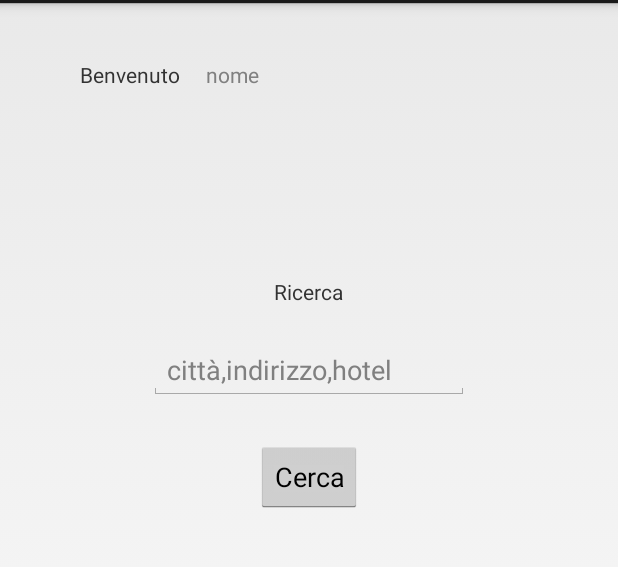
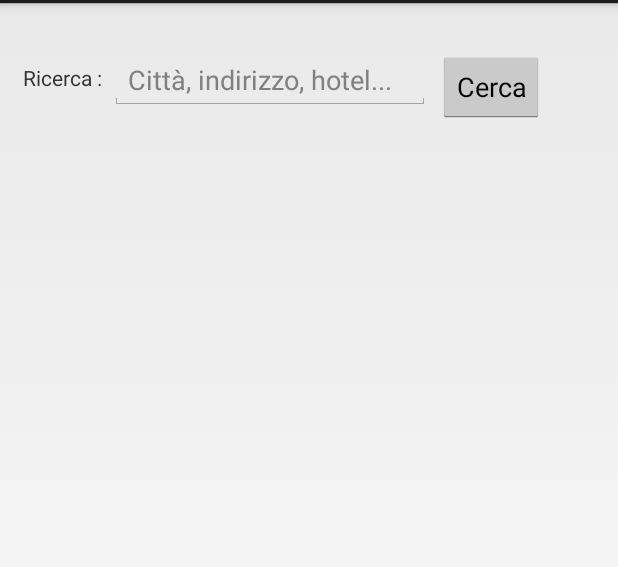
Before and after one commit to Mik95/ProgettoViaggi, an Android app: the Research screen opened directly, with no data from a screen before it, on a phone screen of 412 x 824 dp, the part 69-636 px from its top. Run offline under Robolectric (Android 15) with nearby library versions, the phone set to English and light mode, and no system bars; 3 statements that could not run were skipped.

Commit message:
progetto completo, da sistemare interrogazione delle strutture filtrato per città

```diff
--- a/Progetto/app/src/main/AndroidManifest.xml
+++ b/Progetto/app/src/main/AndroidManifest.xml
@@ -17,7 +17,8 @@
             </intent-filter>
         </activity>
         <activity android:name=".Research" />
-        <activity android:name=".Registration"></activity>
+        <activity android:name=".Registration" />
+        <activity android:name=".Pianificazione"></activity>
     </application>
 
 </manifest>
--- a/Progetto/app/src/main/java/applicazione/progetto/travelplan/MainActivity.java
+++ b/Progetto/app/src/main/java/applicazione/progetto/travelplan/MainActivity.java
@@ -50,7 +50,7 @@ public class MainActivity extends Activity {
                 }
                 else
                 {
-                    Intent i = new Intent(MainActivity.this,Research.class);
+                    Intent i = new Intent(MainActivity.this,Pianificazione.class);
                     String username = eU.getText().toString();
                     i.putExtra("Username",username);
                     startActivity(i);
--- a/Progetto/app/src/main/res/layout/activity_research.xml
+++ b/Progetto/app/src/main/res/layout/activity_research.xml
@@ -7,50 +7,39 @@
     tools:context="applicazione.progetto.travelplan.Research">
 
     <TextView
-        android:id="@+id/textView3"
-        android:layout_width="wrap_content"
-        android:layout_height="wrap_content"
-        android:layout_alignParentStart="true"
-        android:layout_alignParentTop="true"
-        android:layout_marginStart="53dp"
-        android:layout_marginTop="38dp"
-        android:text="Benvenuto" />
-
-    <TextView
-        android:id="@+id/tvnome"
-        android:layout_width="wrap_content"
-        android:layout_height="wrap_content"
-        android:layout_alignTop="@+id/textView3"
-        android:layout_marginStart="17dp"
-        android:layout_toEndOf="@+id/textView3"
-        android:hint="nome" />
-
-    <TextView
         android:id="@+id/textView5"
         android:layout_width="wrap_content"
         android:layout_height="wrap_content"
-        android:layout_below="@+id/tvnome"
-        android:layout_centerHorizontal="true"
-        android:layout_marginTop="125dp"
-        android:text="Ricerca" />
+        android:layout_marginTop="40dp"
+        android:layout_marginLeft="15dp"
+        android:text="Ricerca :" />
 
     <EditText
         android:id="@+id/etRicerca"
         android:layout_width="wrap_content"
         android:layout_height="wrap_content"
-        android:layout_below="@+id/textView5"
-        android:layout_centerHorizontal="true"
-        android:layout_marginTop="23dp"
+        android:layout_toEndOf="@id/textView5"
+        android:layout_marginTop="32dp"
+        android:layout_marginLeft="5dp"
         android:ems="10"
-        android:hint="città,indirizzo,hotel"
+        android:hint="Città, indirizzo, hotel..."
         android:inputType="textPersonName" />
 
     <Button
         android:id="@+id/btnCerca"
         android:layout_width="wrap_content"
         android:layout_height="wrap_content"
-        android:layout_below="@+id/etRicerca"
-        android:layout_centerHorizontal="true"
-        android:layout_marginTop="27dp"
+        android:layout_toEndOf="@id/etRicerca"
+        android:layout_marginLeft="5dp"
+        android:layout_marginTop="32dp"
         android:text="Cerca" />
+
+    <ListView
+        android:layout_width="match_parent"
+        android:layout_height="match_parent"
+        android:layout_alignStart="@+id/tvBenvenuto"
+        android:id="@+id/list"
+        android:layout_below="@+id/btnCerca"
+        android:layout_marginTop="21dp" />
+
 </RelativeLayout>
```
Also changed, not shown: Progetto/app/src/main/java/applicazione/progetto/travelplan/Registration.java (+28 -1 lines), Progetto/app/src/main/res/layout/activity_registration.xml (+11 -6 lines).
